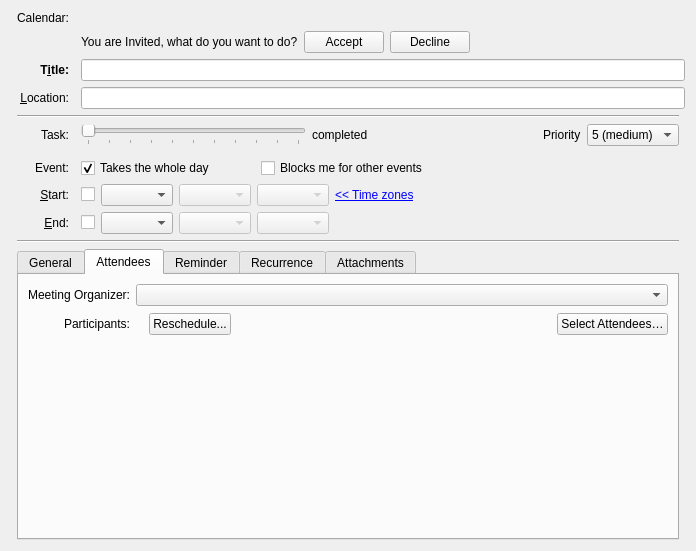
chusopr/kdepim-ktimetracker-akonadi, file incidenceeditor-ng/eventortododesktop.ui: the form before one commit.
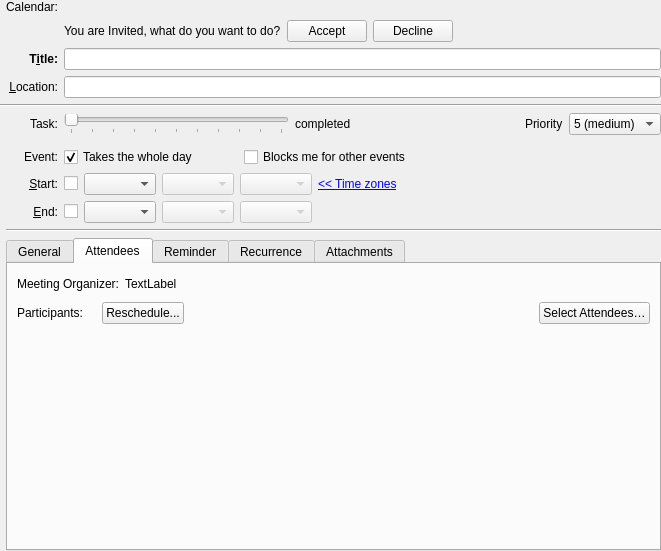
The form after the commit. The open tabs and pages were chosen to show the change. Custom widgets are drawn as their Qt base class.

Commit message: krazy2 - Use KClass in stead of QClass where appropriate.

```diff
--- a/incidenceeditor-ng/eventortododesktop.ui
+++ b/incidenceeditor-ng/eventortododesktop.ui
@@ -6,11 +6,14 @@
    <rect>
     <x>0</x>
     <y>0</y>
-    <width>696</width>
+    <width>661</width>
     <height>551</height>
    </rect>
   </property>
-  <layout class="QGridLayout" name="gridLayout_9">
+  <layout class="QGridLayout" name="gridLayout">
+   <property name="margin">
+    <number>0</number>
+   </property>
    <item row="0" column="1">
     <widget class="QLabel" name="label">
      <property name="sizePolicy">
@@ -30,10 +33,59 @@
      </property>
     </widget>
    </item>
-   <item row="0" column="3">
+   <item row="0" column="2">
     <widget class="QWidget" name="mCalSelectorPlaceHolder" native="true"/>
    </item>
-   <item row="3" column="1">
+   <item row="1" column="2">
+    <widget class="QWidget" name="mInvitationBar" native="true">
+     <layout class="QHBoxLayout" name="horizontalLayout_10">
+      <property name="margin">
+       <number>0</number>
+      </property>
+      <item>
+       <widget class="QLabel" name="label_7">
+        <property name="text">
+         <string>You are Invited, what do you want to do?</string>
+        </property>
+       </widget>
+      </item>
+      <item>
+       <widget class="QPushButton" name="mAcceptInvitationButton">
+        <property name="toolTip">
+         <string>Accept the invitation</string>
+        </property>
+        <property name="whatsThis">
+         <string extracomment="@info:whatsthis">Click this button to accept the invitation.</string>
+        </property>
+        <property name="text">
+         <string>Accept</string>
+        </property>
+       </widget>
+      </item>
+      <item>
+       <widget class="QPushButton" name="mDeclineInvitationButton">
+        <property name="text">
+         <string>Decline</string>
+        </property>
+       </widget>
+      </item>
+      <item>
+       <spacer name="horizontalSpacer_13">
+        <property name="orientation">
+         <enum>Qt::Horizontal</enum>
+        </property>
+        <property name="sizeHint" stdset="0">
+         <size>
+          <width>40</width>
+          <height>20</height>
+         </size>
+        </property>
+       </spacer>
+      </item>
+     </layout>
+    </widget>
+   </item>
+   <item row="2" column="1">
     <widget class="QLabel" name="label_2">
      <property name="sizePolicy">
       <sizepolicy hsizetype="Minimum" vsizetype="Preferred">
@@ -67,7 +119,7 @@
      </property>
     </widget>
    </item>
-   <item row="3" column="3" colspan="2">
+   <item row="2" column="2">
     <widget class="KLineEdit" name="mSummaryEdit">
      <property name="sizePolicy">
       <sizepolicy hsizetype="MinimumExpanding" vsizetype="Fixed">
@@ -83,7 +135,7 @@
      </property>
     </widget>
    </item>
-   <item row="4" column="1">
+   <item row="3" column="1">
     <widget class="QLabel" name="label_4">
      <property name="sizePolicy">
       <sizepolicy hsizetype="Minimum" vsizetype="Preferred">
@@ -105,7 +157,7 @@
      </property>
     </widget>
    </item>
-   <item row="4" column="3" colspan="2">
+   <item row="3" column="2">
     <widget class="KLineEdit" name="mLocationEdit">
      <property name="sizePolicy">
       <sizepolicy hsizetype="MinimumExpanding" vsizetype="Fixed">
@@ -121,7 +173,147 @@
      </property>
     </widget>
    </item>
-   <item row="8" column="3" rowspan="2">
+   <item row="6" column="0" colspan="2">
+    <widget class="QLabel" name="mTaskLabel">
+     <property name="text">
+      <string>Task:</string>
+     </property>
+     <property name="alignment">
+      <set>Qt::AlignRight|Qt::AlignTrailing|Qt::AlignVCenter</set>
+     </property>
+    </widget>
+   </item>
+   <item row="6" column="2">
+    <widget class="QWidget" name="mCompletionPriorityWidget" native="true">
+     <layout class="QHBoxLayout" name="horizontalLayout_8">
+      <property name="margin">
+       <number>0</number>
+      </property>
+      <item>
+       <widget class="QSlider" name="mCompletionSlider">
+        <property name="maximum">
+         <number>100</number>
+        </property>
+        <property name="singleStep">
+         <number>10</number>
+        </property>
+        <property name="tracking">
+         <bool>true</bool>
+        </property>
+        <property name="orientation">
+         <enum>Qt::Horizontal</enum>
+        </property>
+        <property name="tickPosition">
+         <enum>QSlider::TicksBelow</enum>
+        </property>
+        <property name="tickInterval">
+         <number>10</number>
+        </property>
+       </widget>
+      </item>
+      <item>
+       <widget class="QLabel" name="mCompletedLabel">
+        <property name="sizePolicy">
+         <sizepolicy hsizetype="MinimumExpanding" vsizetype="Preferred">
+          <horstretch>0</horstretch>
+          <verstretch>0</verstretch>
+         </sizepolicy>
+        </property>
+        <property name="text">
+         <string>completed</string>
+        </property>
+       </widget>
+      </item>
+      <item>
+       <widget class="QLabel" name="label_9">
+        <property name="text">
+         <string>Priority</string>
+        </property>
+       </widget>
+      </item>
+      <item>
+       <widget class="KComboBox" name="mPriorityCombo">
+        <property name="currentIndex">
+         <number>5</number>
+        </property>
+        <item>
+         <property name="text">
+          <string>unspecified</string>
+         </property>
+        </item>
+        <item>
+         <property name="text">
+          <string>1 (highest)</string>
+         </property>
+        </item>
+        <item>
+         <property name="text">
+          <string>2</string>
+         </property>
+        </item>
+        <item>
+         <property name="text">
+          <string>3</string>
+         </property>
+        </item>
+        <item>
+         <property name="text">
+          <string>4</string>
+         </property>
+        </item>
+        <item>
+         <property name="text">
+          <string>5 (medium)</string>
+         </property>
+        </item>
+        <item>
+         <property name="text">
+          <string>6</string>
+         </property>
+        </item>
+        <item>
+         <property name="text">
+          <string>7</string>
+         </property>
+        </item>
+        <item>
+         <property name="text">
+          <string>8</string>
+         </property>
+        </item>
+        <item>
+         <property name="text">
+          <string>9 (lowest)</string>
+         </property>
+        </item>
+       </widget>
+      </item>
+     </layout>
+    </widget>
+   </item>
+   <item row="7" column="1" colspan="2">
+    <widget class="KSeparator" name="mTaskSeparator"/>
+   </item>
+   <item row="8" column="1">
+    <widget class="QLabel" name="label_8">
+     <property name="sizePolicy">
+      <sizepolicy hsizetype="Minimum" vsizetype="Preferred">
+       <horstretch>0</horstretch>
+       <verstretch>0</verstretch>
+      </sizepolicy>
+     </property>
+     <property name="layoutDirection">
+      <enum>Qt::LeftToRight</enum>
+     </property>
+     <property name="text">
+      <string>Event:</string>
+     </property>
+     <property name="alignment">
+      <set>Qt::AlignRight|Qt::AlignTrailing|Qt::AlignVCenter</set>
+     </property>
+    </widget>
+   </item>
+   <item row="8" column="2">
     <layout class="QHBoxLayout" name="horizontalLayout_5">
      <item>
       <widget class="QCheckBox" name="mWholeDayCheck">
@@ -180,7 +372,7 @@
      </item>
     </layout>
    </item>
-   <item row="11" column="1">
+   <item row="9" column="1">
     <widget class="QLabel" name="mStartLabel">
      <property name="sizePolicy">
       <sizepolicy hsizetype="Minimum" vsizetype="Preferred">
@@ -202,7 +394,7 @@
      </property>
     </widget>
    </item>
-   <item row="11" column="3">
+   <item row="9" column="2">
     <layout class="QHBoxLayout" name="horizontalLayout_2">
      <item>
       <widget class="QCheckBox" name="mStartCheck">
@@ -298,7 +490,7 @@
      </item>
     </layout>
    </item>
-   <item row="12" column="1">
+   <item row="10" column="1">
     <widget class="QLabel" name="mEndLabel">
      <property name="sizePolicy">
       <sizepolicy hsizetype="Minimum" vsizetype="Preferred">
@@ -320,7 +512,7 @@
      </property>
     </widget>
    </item>
-   <item row="12" column="3">
+   <item row="10" column="2">
     <layout class="QHBoxLayout" name="horizontalLayout_4">
      <item>
       <widget class="QCheckBox" name="mEndCheck">
@@ -389,15 +581,15 @@
      </item>
     </layout>
    </item>
-   <item row="13" column="1" colspan="3">
+   <item row="11" column="1" colspan="2">
     <widget class="Line" name="line_2">
      <property name="orientation">
       <enum>Qt::Horizontal</enum>
      </property>
     </widget>
    </item>
-   <item row="15" column="1" colspan="3">
-    <widget class="QTabWidget" name="mTabWidget">
+   <item row="12" column="1" colspan="2">
+    <widget class="KTabWidget" name="mTabWidget">
      <property name="currentIndex">
       <number>0</number>
      </property>
@@ -405,7 +597,7 @@
       <attribute name="title">
        <string>General</string>
       </attribute>
-      <layout class="QGridLayout" name="gridLayout_2">
+      <layout class="QGridLayout" name="gridLayout_9">
        <item row="0" column="0" colspan="4">
         <layout class="QHBoxLayout" name="horizontalLayout_6">
          <item>
@@ -516,8 +708,8 @@
       <attribute name="title">
        <string>Attendees</string>
       </attribute>
-      <layout class="QGridLayout" name="gridLayout_13">
-       <item row="0" column="0">
+      <layout class="QGridLayout" name="gridLayout_15">
+       <item row="1" column="0" colspan="2">
         <widget class="QLabel" name="label_3">
          <property name="text">
           <string>Meeting Organizer:</string>
@@ -527,57 +719,7 @@
          </property>
         </widget>
        </item>
-       <item row="0" column="1">
-        <widget class="QStackedWidget" name="mOrganizerStack">
-         <property name="sizePolicy">
-          <sizepolicy hsizetype="Preferred" vsizetype="Fixed">
-           <horstretch>0</horstretch>
-           <verstretch>0</verstretch>
-          </sizepolicy>
-         </property>
-         <property name="currentIndex">
-          <number>0</number>
-         </property>
-         <widget class="QWidget" name="i_am_organizer">
-          <layout class="QGridLayout" name="gridLayout">
-           <property name="margin">
-            <number>0</number>
-           </property>
-           <item row="0" column="0">
-            <widget class="KComboBox" name="mOrganizerCombo">
-             <property name="sizePolicy">
-              <sizepolicy hsizetype="MinimumExpanding" vsizetype="Fixed">
-               <horstretch>0</horstretch>
-               <verstretch>0</verstretch>
-              </sizepolicy>
-             </property>
-             <property name="toolTip">
-              <string extracomment="@info:tooltip">Set the organizer identity</string>
-             </property>
-             <property name="whatsThis">
-              <string extracomment="@info:whatsthis">Sets the identity corresponding to the organizer of this to-do or event. Identities can be set in the 'Personal' section of the KOrganizer configuration, or in the Personal'-&gt;'About Me'-&gt;'Password &amp; User Account' section of the System Settings. In addition, identities are gathered from your KMail settings and from your address book. If you choose to set it globally for KDE in the System Settings, be sure to check 'Use email settings from System Settings' in the 'Personal' section of the KOrganizer configuration.</string>
-             </property>
-            </widget>
-           </item>
-          </layout>
-         </widget>
-         <widget class="QWidget" name="someone_else_is_organizer">
-          <layout class="QGridLayout" name="gridLayout_12">
-           <property name="margin">
-            <number>0</number>
-           </property>
-           <item row="0" column="0">
-            <widget class="QLabel" name="mOrganizerLabel">
-             <property name="text">
-              <string>TextLabel</string>
-             </property>
-            </widget>
-           </item>
-          </layout>
-         </widget>
-        </widget>
-       </item>
-       <item row="1" column="0">
+       <item row="2" column="0">
         <widget class="QLabel" name="label_5">
          <property name="text">
           <string>Participants:</string>
@@ -587,7 +729,7 @@
          </property>
         </widget>
        </item>
-       <item row="1" column="1">
+       <item row="2" column="1" colspan="2">
         <layout class="QHBoxLayout" name="horizontalLayout_7">
          <item>
           <widget class="QLabel" name="mConflictsLabel">
@@ -637,7 +779,7 @@
          </item>
         </layout>
        </item>
-       <item row="2" column="0" colspan="2">
+       <item row="3" column="0" colspan="3">
         <widget class="QWidget" name="mAttendeWidgetPlaceHolder" native="true">
          <property name="sizePolicy">
           <sizepolicy hsizetype="Preferred" vsizetype="Expanding">
@@ -647,6 +789,62 @@
          </property>
         </widget>
        </item>
+       <item row="1" column="2">
+        <widget class="QStackedWidget" name="mOrganizerStack">
+         <property name="sizePolicy">
+          <sizepolicy hsizetype="Preferred" vsizetype="Fixed">
+           <horstretch>0</horstretch>
+           <verstretch>0</verstretch>
+          </sizepolicy>
+         </property>
+         <property name="currentIndex">
+          <number>0</number>
+         </property>
+         <widget class="QWidget" name="page">
+          <layout class="QGridLayout" name="gridLayout_2">
+           <property name="margin">
+            <number>0</number>
+           </property>
+           <item row="0" column="0">
+            <widget class="KComboBox" name="mOrganizerCombo">
+             <property name="sizePolicy">
+              <sizepolicy hsizetype="MinimumExpanding" vsizetype="Fixed">
+               <horstretch>0</horstretch>
+               <verstretch>0</verstretch>
+              </sizepolicy>
+             </property>
+             <property name="toolTip">
+              <string extracomment="@info:tooltip">Set the organizer identity</string>
+             </property>
+             <property name="whatsThis">
+              <string extracomment="@info:whatsthis">Sets the identity corresponding to the organizer of this to-do or event. Identities can be set in the 'Personal' section of the KOrganizer configuration, or in the Personal'-&gt;'About Me'-&gt;'Password &amp; User Account' section of the System Settings. In addition, identities are gathered from your KMail settings and from your address book. If you choose to set it globally for KDE in the System Settings, be sure to check 'Use email settings from System Settings' in the 'Personal' section of the KOrganizer configuration.</string>
+             </property>
+            </widget>
+           </item>
+          </layout>
+         </widget>
+         <widget class="QWidget" name="page_2">
+          <layout class="QGridLayout" name="gridLayout_3">
+           <property name="margin">
+            <number>0</number>
+           </property>
+           <item row="0" column="0">
+            <widget class="QLabel" name="mOrganizerLabel">
+             <property name="sizePolicy">
+              <sizepolicy hsizetype="Preferred" vsizetype="Fixed">
+               <horstretch>0</horstretch>
+               <verstretch>0</verstretch>
+              </sizepolicy>
+             </property>
+             <property name="text">
+              <string>TextLabel</string>
+             </property>
+            </widget>
+           </item>
+          </layout>
+         </widget>
+        </widget>
+       </item>
       </layout>
      </widget>
      <widget class="QWidget" name="mAlarmTab">
@@ -1218,7 +1416,7 @@
       <attribute name="title">
        <string>Attachments</string>
       </attribute>
-      <layout class="QGridLayout" name="gridLayout_3">
+      <layout class="QGridLayout" name="gridLayout_18">
        <item row="0" column="0" rowspan="3">
         <widget class="QWidget" name="mAttachmentViewPlaceHolder" native="true">
          <property name="sizePolicy">
@@ -1278,7 +1476,7 @@
          <property name="sizeHint" stdset="0">
           <size>
            <width>20</width>
-           <height>40</height>
+           <height>210</height>
           </size>
          </property>
         </spacer>
@@ -1287,210 +1485,16 @@
      </widget>
     </widget>
    </item>
-   <item row="8" column="1" rowspan="2">
-    <widget class="QLabel" name="label_8">
-     <property name="sizePolicy">
-      <sizepolicy hsizetype="Minimum" vsizetype="Preferred">
-       <horstretch>0</horstretch>
-       <verstretch>0</verstretch>
-      </sizepolicy>
-     </property>
-     <property name="layoutDirection">
-      <enum>Qt::LeftToRight</enum>
-     </property>
-     <property name="text">
-      <string>Event:</string>
-     </property>
-     <property name="alignment">
-      <set>Qt::AlignRight|Qt::AlignTrailing|Qt::AlignVCenter</set>
-     </property>
-    </widget>
-   </item>
-   <item row="5" column="1" colspan="3">
+   <item row="4" column="0" colspan="3">
     <widget class="Line" name="line">
      <property name="orientation">
       <enum>Qt::Horizontal</enum>
      </property>
     </widget>
    </item>
-   <item row="6" column="3">
-    <widget class="QWidget" name="mCompletionPriorityWidget" native="true">
-     <layout class="QHBoxLayout" name="horizontalLayout_8">
-      <property name="margin">
-       <number>0</number>
-      </property>
-      <item>
-       <widget class="QSlider" name="mCompletionSlider">
-        <property name="maximum">
-         <number>100</number>
-        </property>
-        <property name="singleStep">
-         <number>10</number>
-        </property>
-        <property name="tracking">
-         <bool>true</bool>
-        </property>
-        <property name="orientation">
-         <enum>Qt::Horizontal</enum>
-        </property>
-        <property name="tickPosition">
-         <enum>QSlider::TicksBelow</enum>
-        </property>
-        <property name="tickInterval">
-         <number>10</number>
-        </property>
-       </widget>
-      </item>
-      <item>
-       <widget class="QLabel" name="mCompletedLabel">
-        <property name="sizePolicy">
-         <sizepolicy hsizetype="MinimumExpanding" vsizetype="Preferred">
-          <horstretch>0</horstretch>
-          <verstretch>0</verstretch>
-         </sizepolicy>
-        </property>
-        <property name="text">
-         <string>completed</string>
-        </property>
-       </widget>
-      </item>
-      <item>
-       <widget class="QLabel" name="label_9">
-        <property name="text">
-         <string>Priority</string>
-        </property>
-       </widget>
-      </item>
-      <item>
-       <widget class="QComboBox" name="mPriorityCombo">
-        <property name="currentIndex">
-         <number>5</number>
-        </property>
-        <item>
-         <property name="text">
-          <string>unspecified</string>
-         </property>
-        </item>
-        <item>
-         <property name="text">
-          <string>1 (highest)</string>
-         </property>
-        </item>
-        <item>
-         <property name="text">
-          <string>2</string>
-         </property>
-        </item>
-        <item>
-         <property name="text">
-          <string>3</string>
-         </property>
-        </item>
-        <item>
-         <property name="text">
-          <string>4</string>
-         </property>
-        </item>
-        <item>
-         <property name="text">
-          <string>5 (medium)</string>
-         </property>
-        </item>
-        <item>
-         <property name="text">
-          <string>6</string>
-         </property>
-        </item>
-        <item>
-         <property name="text">
-          <string>7</string>
-         </property>
-        </item>
-        <item>
-         <property name="text">
-          <string>8</string>
-         </property>
-        </item>
-        <item>
-         <property name="text">
-          <string>9 (lowest)</string>
-         </property>
-        </item>
-       </widget>
-      </item>
-     </layout>
-    </widget>
-   </item>
-   <item row="6" column="0" colspan="2">
-    <widget class="QLabel" name="mTaskLabel">
-     <property name="text">
-      <string>Task:</string>
-     </property>
-     <property name="alignment">
-      <set>Qt::AlignRight|Qt::AlignTrailing|Qt::AlignVCenter</set>
-     </property>
-    </widget>
-   </item>
-   <item row="7" column="1" colspan="3">
-    <widget class="KSeparator" name="mTaskSeparator"/>
-   </item>
-   <item row="2" column="3">
-    <widget class="QWidget" name="mInvitationBar" native="true">
-     <layout class="QHBoxLayout" name="horizontalLayout_10">
-      <property name="margin">
-       <number>0</number>
-      </property>
-      <item>
-       <widget class="QLabel" name="label_7">
-        <property name="text">
-         <string>You are Invited, what do you want to do?</string>
-        </property>
-       </widget>
-      </item>
-      <item>
-       <widget class="QPushButton" name="mAcceptInvitationButton">
-        <property name="toolTip">
-         <string>Accept the invitation</string>
-        </property>
-        <property name="whatsThis">
-         <string extracomment="@info:whatsthis">Click this button to accept the invitation.</string>
-        </property>
-        <property name="text">
-         <string>Accept</string>
-        </property>
-       </widget>
-      </item>
-      <item>
-       <widget class="QPushButton" name="mDeclineInvitationButton">
-        <property name="text">
-         <string>Decline</string>
-        </property>
-       </widget>
-      </item>
-      <item>
-       <spacer name="horizontalSpacer_13">
-        <property name="orientation">
-         <enum>Qt::Horizontal</enum>
-        </property>
-        <property name="sizeHint" stdset="0">
-         <size>
-          <width>40</width>
-          <height>20</height>
-         </size>
-        </property>
-       </spacer>
-      </item>
-     </layout>
-    </widget>
-   </item>
   </layout>
  </widget>
  <customwidgets>
-  <customwidget>
-   <class>KPIM::KTimeZoneComboBox</class>
-   <extends>KComboBox</extends>
-   <header>ktimezonecombobox.h</header>
-  </customwidget>
   <customwidget>
    <class>KPIM::KTimeEdit</class>
    <extends>QComboBox</extends>
@@ -1521,6 +1525,12 @@
    <extends>QComboBox</extends>
    <header>kcombobox.h</header>
   </customwidget>
+  <customwidget>
+   <class>KTabWidget</class>
+   <extends>QTabWidget</extends>
+   <header>ktabwidget.h</header>
+   <container>1</container>
+  </customwidget>
   <customwidget>
    <class>KSeparator</class>
    <extends>QFrame</extends>
@@ -1541,6 +1551,11 @@
    <extends>KPIM::KCheckComboBox</extends>
    <header>libkdepim/kweekdaycheckcombo.h</header>
   </customwidget>
+  <customwidget>
+   <class>KPIM::KTimeZoneComboBox</class>
+   <extends>KComboBox</extends>
+   <header>ktimezonecombobox.h</header>
+  </customwidget>
  </customwidgets>
  <resources/>
  <connections>
```
Left out of the diff: 98 changed lines with no effect on the pictures. The commit also changes 4 other files.
